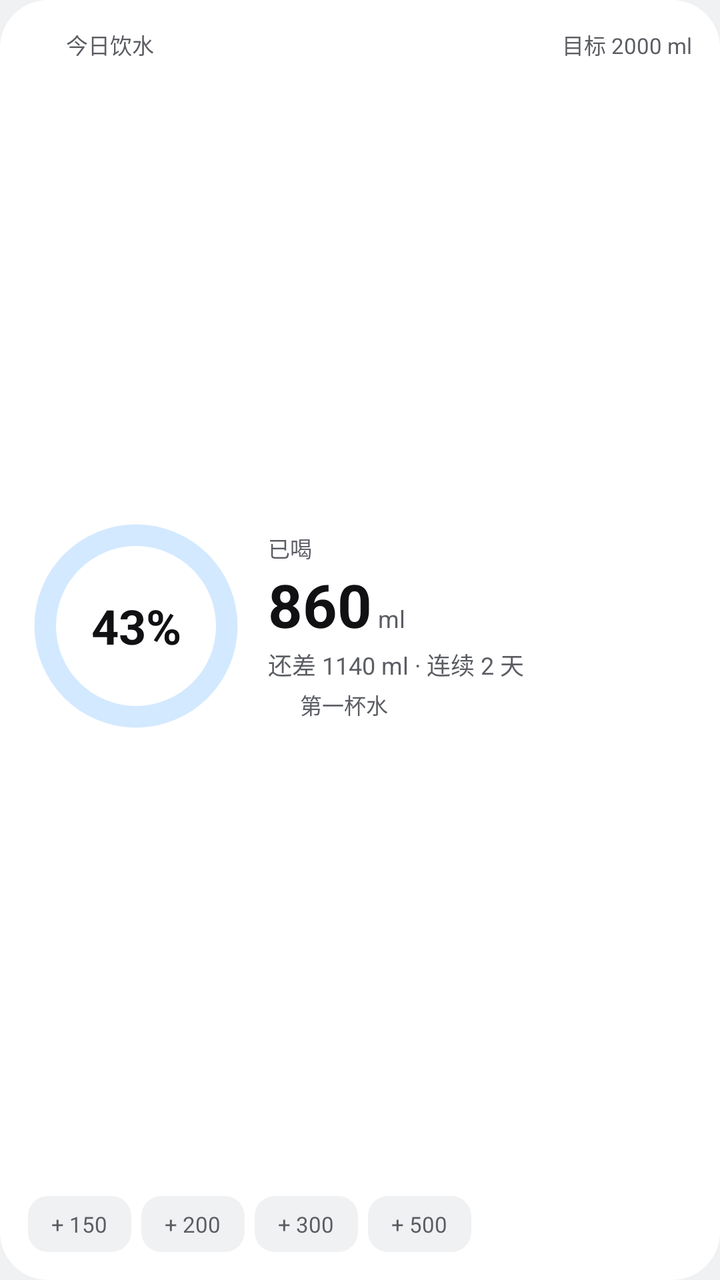
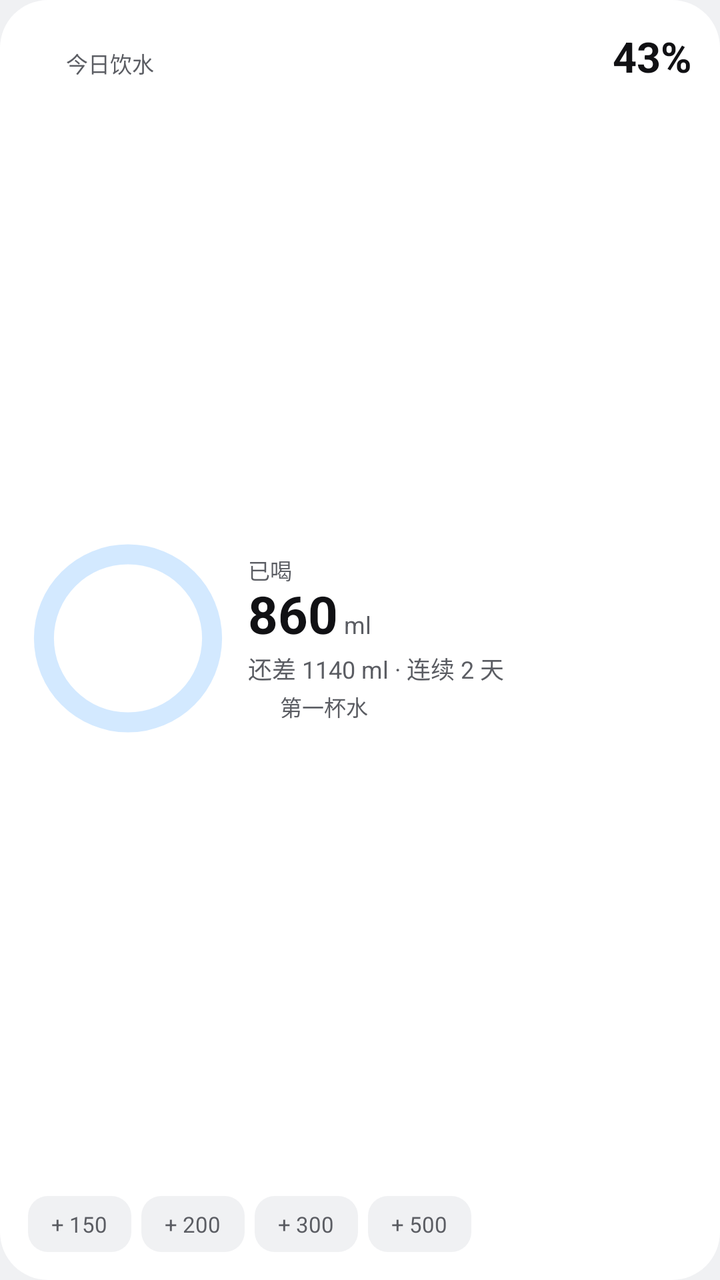

Compare the two renders of this Android layout. The source of the first and the diff that turns it into the second are given below.
<!-- AndroidManifest.xml: application theme Theme.AquaDay -->
<!-- res/layout/widget_aqua_wide.xml -->
<?xml version="1.0" encoding="utf-8"?>
<LinearLayout xmlns:android="http://schemas.android.com/apk/res/android"
    android:id="@+id/widget_root"
    android:layout_width="match_parent"
    android:layout_height="match_parent"
    android:background="@drawable/widget_bg_light"
    android:orientation="vertical"
    android:padding="14dp">

    <LinearLayout
        android:layout_width="match_parent"
        android:layout_height="wrap_content"
        android:gravity="bottom"
        android:orientation="horizontal">

        <ImageView
            android:id="@+id/widget_icon"
            android:layout_width="14dp"
            android:layout_height="14dp"
            android:layout_marginEnd="5dp"
            android:contentDescription="@null"
            android:src="@drawable/ic_widget_drop" />

        <TextView
            android:id="@+id/widget_label"
            android:layout_width="wrap_content"
            android:layout_height="wrap_content"
            android:text="@string/widget_today"
            android:textColor="#5B5D63"
            android:textSize="11sp" />

        <TextView
            android:layout_width="0dp"
            android:layout_height="1dp"
            android:layout_weight="1" />

        <TextView
            android:id="@+id/widget_target"
            android:layout_width="wrap_content"
            android:layout_height="wrap_content"
            android:maxLines="1"
            android:text="@string/widget_target_preview"
            android:textColor="#5B5D63"
            android:textSize="11sp" />
    </LinearLayout>

    <LinearLayout
        android:layout_width="match_parent"
        android:layout_height="0dp"
        android:layout_marginTop="4dp"
        android:layout_weight="1"
        android:gravity="center_vertical"
        android:orientation="horizontal">

        <FrameLayout
            android:layout_width="108dp"
            android:layout_height="108dp">

            <ImageView
                android:id="@+id/widget_ring"
                android:layout_width="match_parent"
                android:layout_height="match_parent"
                android:contentDescription="@null"
                android:scaleType="fitXY"
                android:src="@drawable/widget_ring_placeholder" />

            <TextView
                android:id="@+id/widget_percent"
                android:layout_width="match_parent"
                android:layout_height="match_parent"
                android:gravity="center"
                android:maxLines="1"
                android:text="@string/widget_percent_preview"
                android:textColor="#111114"
                android:textSize="24sp"
                android:textStyle="bold" />
        </FrameLayout>

        <LinearLayout
            android:layout_width="0dp"
            android:layout_height="wrap_content"
            android:layout_marginStart="12dp"
            android:layout_weight="1"
            android:orientation="vertical">

            <TextView
                android:layout_width="wrap_content"
                android:layout_height="wrap_content"
                android:text="@string/widget_drunk_label"
                android:textColor="#5B5D63"
                android:textSize="11sp" />

            <LinearLayout
                android:layout_width="match_parent"
                android:layout_height="wrap_content"
                android:gravity="bottom"
                android:orientation="horizontal">

                <TextView
                    android:id="@+id/widget_drink_value"
                    android:layout_width="wrap_content"
                    android:layout_height="wrap_content"
                    android:maxLines="1"
                    android:text="@string/widget_value_preview"
                    android:textColor="#111114"
                    android:textSize="30sp"
                    android:textStyle="bold" />

                <TextView
                    android:layout_width="wrap_content"
                    android:layout_height="wrap_content"
                    android:layout_marginStart="3dp"
                    android:paddingBottom="3dp"
                    android:text="@string/widget_ml_unit"
                    android:textColor="#5B5D63"
                    android:textSize="12sp" />
            </LinearLayout>

            <TextView
                android:id="@+id/widget_remaining"
                android:layout_width="match_parent"
                android:layout_height="wrap_content"
                android:layout_marginTop="1dp"
                android:ellipsize="end"
                android:maxLines="1"
                android:text="@string/widget_remaining_preview"
                android:textColor="#5B5D63"
                android:textSize="12sp" />

            <LinearLayout
                android:layout_width="match_parent"
                android:layout_height="wrap_content"
                android:layout_marginTop="3dp"
                android:gravity="center_vertical"
                android:orientation="horizontal">

                <ImageView
                    android:id="@+id/widget_badge_icon"
                    android:layout_width="12dp"
                    android:layout_height="12dp"
                    android:layout_marginEnd="4dp"
                    android:contentDescription="@null"
                    android:src="@drawable/ic_widget_trophy" />

                <TextView
                    android:id="@+id/widget_badge_title"
                    android:layout_width="match_parent"
                    android:layout_height="wrap_content"
                    android:ellipsize="end"
                    android:maxLines="1"
                    android:text="@string/widget_badge_preview_title"
                    android:textColor="#5B5D63"
                    android:textSize="11sp" />
            </LinearLayout>
        </LinearLayout>
    </LinearLayout>

    <LinearLayout
        android:layout_width="match_parent"
        android:layout_height="wrap_content"
        android:layout_marginTop="6dp"
        android:baselineAligned="false"
        android:orientation="horizontal">

        <TextView
            android:id="@+id/widget_quick_150"
            android:layout_width="0dp"
            android:layout_height="28dp"
            android:layout_weight="1"
            android:background="@drawable/widget_chip_bg_light"
            android:gravity="center"
            android:maxLines="1"
            android:text="@string/widget_quick_preview_150"
            android:textColor="#5B5D63"
            android:textSize="11sp" />

        <TextView
            android:id="@+id/widget_quick_200"
            android:layout_width="0dp"
            android:layout_height="28dp"
            android:layout_marginStart="5dp"
            android:layout_weight="1"
            android:background="@drawable/widget_chip_bg_light"
            android:gravity="center"
            android:maxLines="1"
            android:text="@string/widget_quick_preview_200"
            android:textColor="#5B5D63"
            android:textSize="11sp" />

        <TextView
            android:id="@+id/widget_quick_300"
            android:layout_width="0dp"
            android:layout_height="28dp"
            android:layout_marginStart="5dp"
            android:layout_weight="1"
            android:background="@drawable/widget_chip_bg_light"
            android:gravity="center"
            android:maxLines="1"
            android:text="@string/widget_quick_preview_300"
            android:textColor="#5B5D63"
            android:textSize="11sp" />

        <TextView
            android:id="@+id/widget_quick_500"
            android:layout_width="0dp"
            android:layout_height="28dp"
            android:layout_marginStart="5dp"
            android:layout_weight="1"
            android:background="@drawable/widget_chip_bg_light"
            android:gravity="center"
            android:maxLines="1"
            android:text="@string/widget_quick_preview_500"
            android:textColor="#5B5D63"
            android:textSize="11sp" />

        <FrameLayout
            android:id="@+id/widget_action"
            android:layout_width="0dp"
            android:layout_height="28dp"
            android:layout_marginStart="7dp"
            android:layout_weight="2">

            <ImageView
                android:id="@+id/widget_action_bg"
                android:layout_width="match_parent"
                android:layout_height="match_parent"
                android:contentDescription="@null"
                android:scaleType="fitXY"
                android:src="@drawable/widget_action_shape" />

            <TextView
                android:id="@+id/widget_action_text"
                android:layout_width="match_parent"
                android:layout_height="match_parent"
                android:ellipsize="end"
                android:gravity="center"
                android:maxLines="1"
                android:text="@string/widget_action_short"
                android:textColor="@android:color/white"
                android:textSize="11sp" />
        </FrameLayout>
    </LinearLayout>
</LinearLayout>
<!-- resources referenced by this layout -->
<resources>
  <!-- drawable ic_widget_drop (drawable) -->
  <?xml version="1.0" encoding="utf-8"?>
  <vector xmlns:android="http://schemas.android.com/apk/res/android"
      android:width="24dp"
      android:height="24dp"
      android:viewportWidth="24"
      android:viewportHeight="24">
      <path
          android:fillColor="#FFFFFFFF"
          android:pathData="M12,2C8,7 5,10.6 5,14a7,7 0 0,0 14,0C19,10.6 16,7 12,2Z" />
  </vector>
  <!-- drawable ic_widget_trophy (drawable) -->
  <?xml version="1.0" encoding="utf-8"?>
  <vector xmlns:android="http://schemas.android.com/apk/res/android"
      android:width="24dp"
      android:height="24dp"
      android:viewportWidth="24"
      android:viewportHeight="24">
      <path
          android:fillColor="#FFFFFFFF"
          android:pathData="M19,5h-2V3H7v2H5C3.9,5 3,5.9 3,7v1c0,2.55 1.92,4.63 4.39,4.94 0.63,1.5 1.98,2.63 3.61,2.96V19H7v2h10v-2h-4v-3.1c1.63,-0.33 2.98,-1.46 3.61,-2.96C19.08,12.63 21,10.55 21,8V7C21,5.9 20.1,5 19,5zM5,8V7h2v3.82C5.84,10.4 5,9.3 5,8zM19,8c0,1.3 -0.84,2.4 -2,2.82V7h2V8z" />
  </vector>
  <!-- drawable widget_action_shape (drawable) -->
  <?xml version="1.0" encoding="utf-8"?>
  <shape xmlns:android="http://schemas.android.com/apk/res/android"
      android:shape="rectangle">
      <solid android:color="#FFFFFFFF" />
      <corners android:radius="14dp" />
  </shape>
  <!-- drawable widget_bg_light (drawable) -->
  <?xml version="1.0" encoding="utf-8"?>
  <shape xmlns:android="http://schemas.android.com/apk/res/android"
      android:shape="rectangle">
      <solid android:color="#FFFFFFFF" />
      <corners android:radius="24dp" />
  </shape>
  <!-- drawable widget_chip_bg_light (drawable) -->
  <?xml version="1.0" encoding="utf-8"?>
  <shape xmlns:android="http://schemas.android.com/apk/res/android"
      android:shape="rectangle">
      <solid android:color="#FFF0F1F3" />
      <corners android:radius="10dp" />
  </shape>
  <!-- drawable widget_ring_placeholder (drawable) -->
  <?xml version="1.0" encoding="utf-8"?>
  <shape xmlns:android="http://schemas.android.com/apk/res/android"
      android:shape="ring"
      android:innerRadiusRatio="2.7"
      android:thicknessRatio="10"
      android:useLevel="false">
      <solid android:color="#2E0B84FC" />
  </shape>
  <string name="widget_action_short">喝一杯</string>
  <string name="widget_badge_preview_title">第一杯水</string>
  <string name="widget_drunk_label">已喝</string>
  <string name="widget_ml_unit"> ml</string>
  <string name="widget_percent_preview">43%</string>
  <string name="widget_quick_preview_150">+ 150</string>
  <string name="widget_quick_preview_200">+ 200</string>
  <string name="widget_quick_preview_300">+ 300</string>
  <string name="widget_quick_preview_500">+ 500</string>
  <string name="widget_remaining_preview">还差 1140 ml · 连续 2 天</string>
  <string name="widget_target_preview">目标 2000 ml</string>
  <string name="widget_today">今日饮水</string>
  <string name="widget_value_preview">860</string>
  <style name="Theme.AquaDay" parent="@android:style/Theme.DeviceDefault.DayNight">
          <item name="android:windowBackground">@color/aqua_window_background</item>
          <item name="android:statusBarColor">@android:color/transparent</item>
          <item name="android:navigationBarColor">@android:color/transparent</item>
          <item name="android:windowActionBar">false</item>
          <item name="android:windowNoTitle">true</item>
          <item name="android:enforceStatusBarContrast">false</item>
          <item name="android:enforceNavigationBarContrast">false</item>
      </style>
  <color name="aqua_window_background">#FFF0F1F3</color>
</resources>

<!-- the commit's change to res/layout/widget_aqua_wide.xml (unified diff, before → after) -->
@@ -35,13 +35,14 @@
             android:layout_weight="1" />
 
         <TextView
-            android:id="@+id/widget_target"
+            android:id="@+id/widget_percent"
             android:layout_width="wrap_content"
             android:layout_height="wrap_content"
             android:maxLines="1"
-            android:text="@string/widget_target_preview"
-            android:textColor="#5B5D63"
-            android:textSize="11sp" />
+            android:text="@string/widget_percent_preview"
+            android:textColor="#111114"
+            android:textSize="21sp"
+            android:textStyle="bold" />
     </LinearLayout>
 
     <LinearLayout
@@ -52,34 +53,18 @@
         android:gravity="center_vertical"
         android:orientation="horizontal">
 
-        <FrameLayout
-            android:layout_width="108dp"
-            android:layout_height="108dp">
-
-            <ImageView
-                android:id="@+id/widget_ring"
-                android:layout_width="match_parent"
-                android:layout_height="match_parent"
-                android:contentDescription="@null"
-                android:scaleType="fitXY"
-                android:src="@drawable/widget_ring_placeholder" />
-
-            <TextView
-                android:id="@+id/widget_percent"
-                android:layout_width="match_parent"
-                android:layout_height="match_parent"
-                android:gravity="center"
-                android:maxLines="1"
-                android:text="@string/widget_percent_preview"
-                android:textColor="#111114"
-                android:textSize="24sp"
-                android:textStyle="bold" />
-        </FrameLayout>
+        <ImageView
+            android:id="@+id/widget_ring"
+            android:layout_width="100dp"
+            android:layout_height="match_parent"
+            android:contentDescription="@null"
+            android:scaleType="fitCenter"
+            android:src="@drawable/widget_ring_placeholder" />
 
         <LinearLayout
             android:layout_width="0dp"
             android:layout_height="wrap_content"
-            android:layout_marginStart="12dp"
+            android:layout_marginStart="10dp"
             android:layout_weight="1"
             android:orientation="vertical">
 
@@ -100,17 +85,18 @@
                     android:id="@+id/widget_drink_value"
                     android:layout_width="wrap_content"
                     android:layout_height="wrap_content"
+                    android:includeFontPadding="false"
                     android:maxLines="1"
                     android:text="@string/widget_value_preview"
                     android:textColor="#111114"
-                    android:textSize="30sp"
+                    android:textSize="26sp"
                     android:textStyle="bold" />
 
                 <TextView
                     android:layout_width="wrap_content"
                     android:layout_height="wrap_content"
                     android:layout_marginStart="3dp"
-                    android:paddingBottom="3dp"
+                    android:paddingBottom="2dp"
                     android:text="@string/widget_ml_unit"
                     android:textColor="#5B5D63"
                     android:textSize="12sp" />
@@ -120,7 +106,7 @@
                 android:id="@+id/widget_remaining"
                 android:layout_width="match_parent"
                 android:layout_height="wrap_content"
-                android:layout_marginTop="1dp"
+                android:layout_marginTop="2dp"
                 android:ellipsize="end"
                 android:maxLines="1"
                 android:text="@string/widget_remaining_preview"
@@ -130,7 +116,7 @@
             <LinearLayout
                 android:layout_width="match_parent"
                 android:layout_height="wrap_content"
-                android:layout_marginTop="3dp"
+                android:layout_marginTop="2dp"
                 android:gravity="center_vertical"
                 android:orientation="horizontal">
 
<!-- resource entries referenced after the edit -->
@@ -62,7 +62,6 @@
   <string name="widget_quick_preview_300">+ 300</string>
   <string name="widget_quick_preview_500">+ 500</string>
   <string name="widget_remaining_preview">还差 1140 ml · 连续 2 天</string>
-  <string name="widget_target_preview">目标 2000 ml</string>
   <string name="widget_today">今日饮水</string>
   <string name="widget_value_preview">860</string>
   <style name="Theme.AquaDay" parent="@android:style/Theme.DeviceDefault.DayNight">
